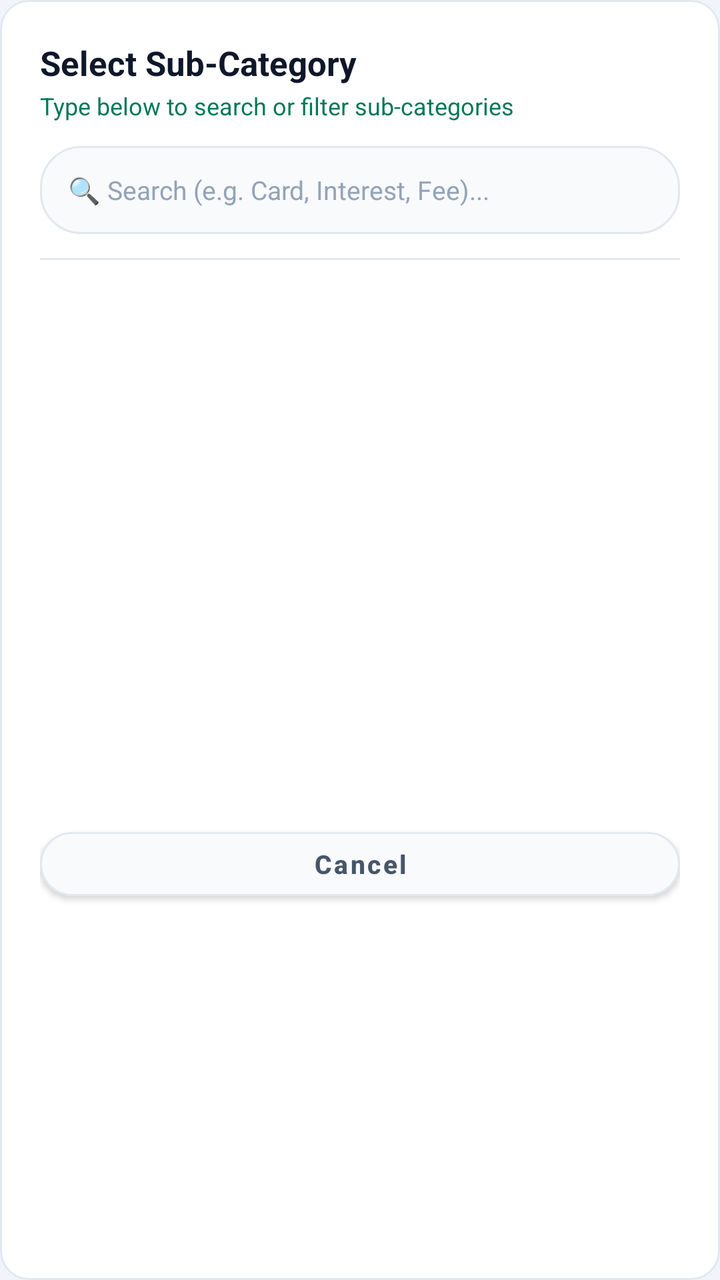
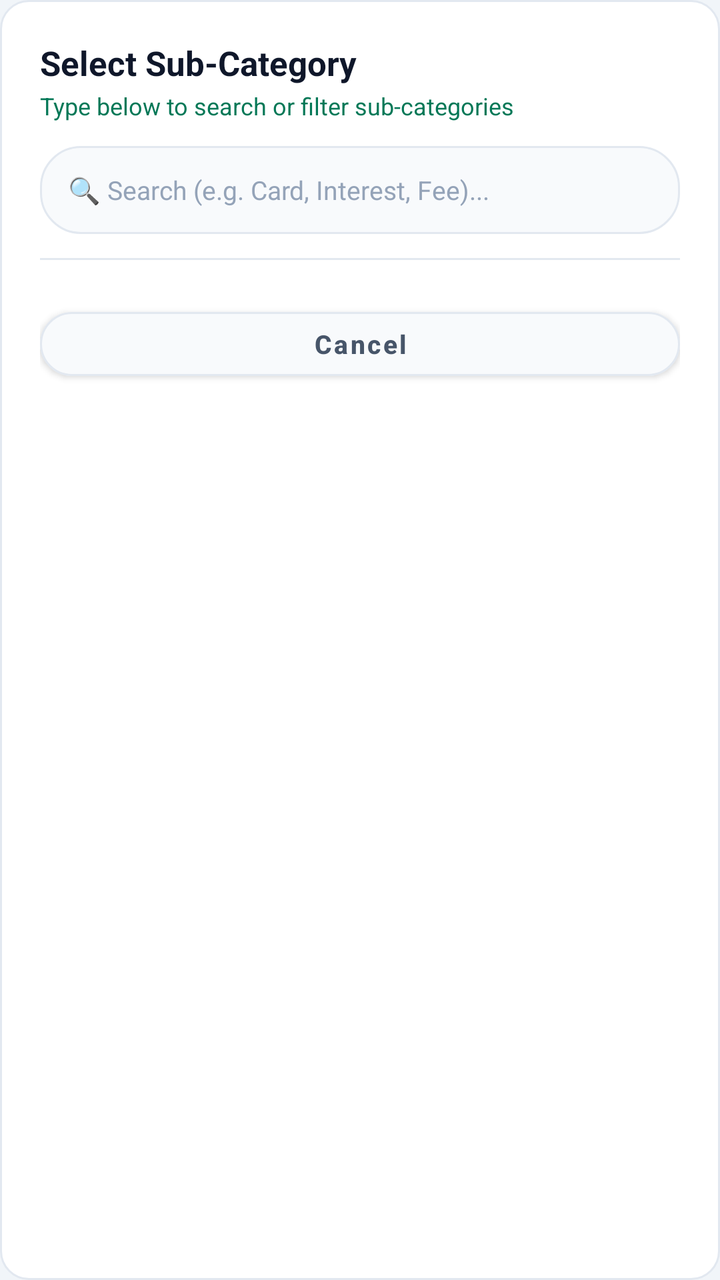

Compare the two renders of this Android layout. The source of the first and the diff that turns it into the second are given below.
<!-- AndroidManifest.xml: application theme AppTheme -->
<!-- res/layout/dialog_select_subcategory.xml -->
<?xml version="1.0" encoding="utf-8"?>
<LinearLayout xmlns:android="http://schemas.android.com/apk/res/android"
    xmlns:app="http://schemas.android.com/apk/res-auto"
    android:layout_width="match_parent"
    android:layout_height="wrap_content"
    android:orientation="vertical"
    android:background="@drawable/bg_card"
    android:padding="20dp">

    <TextView
        android:layout_width="wrap_content"
        android:layout_height="wrap_content"
        android:text="Select Sub-Category"
        android:textColor="@color/text_primary"
        android:textSize="17sp"
        android:textStyle="bold" />

    <TextView
        android:layout_width="wrap_content"
        android:layout_height="wrap_content"
        android:layout_marginTop="2dp"
        android:text="Type below to search or filter sub-categories"
        android:textColor="@color/green_mint"
        android:textSize="12sp" />

    
    <RelativeLayout
        android:layout_width="match_parent"
        android:layout_height="44dp"
        android:layout_marginTop="12dp">

        <EditText
            android:id="@+id/etSearchSubCategoryQuery"
            android:layout_width="match_parent"
            android:layout_height="match_parent"
            android:background="@drawable/bg_pill_dark"
            android:hint="🔍 Search (e.g. Card, Interest, Fee)..."
            android:textColorHint="@color/text_muted"
            android:textColor="@color/text_primary"
            android:textSize="13sp"
            android:singleLine="true"
            android:imeOptions="actionDone"
            android:paddingStart="14dp"
            android:paddingEnd="42dp" />

        <ImageView
            android:id="@+id/btnClearSearchSubCategory"
            android:layout_width="36dp"
            android:layout_height="36dp"
            android:layout_alignParentEnd="true"
            android:layout_centerVertical="true"
            android:layout_marginEnd="4dp"
            android:padding="8dp"
            android:src="@drawable/ic_close"
            android:visibility="gone"
            android:background="?attr/selectableItemBackgroundBorderless" />
    </RelativeLayout>

    <View
        android:layout_width="match_parent"
        android:layout_height="1dp"
        android:background="@color/border_dark"
        android:layout_marginTop="12dp"
        android:layout_marginBottom="8dp" />

    <ScrollView
        android:id="@+id/scrollSubCategories"
        android:layout_width="match_parent"
        android:layout_height="260dp"
        android:scrollbars="vertical"
        android:overScrollMode="ifContentScrolls">

        <LinearLayout
            android:id="@+id/layoutSubCategoryItems"
            android:layout_width="match_parent"
            android:layout_height="wrap_content"
            android:orientation="vertical" />
    </ScrollView>

    <com.google.android.material.button.MaterialButton
        android:id="@+id/btnSubCategoryDialogCancel"
        android:layout_width="match_parent"
        android:layout_height="44dp"
        android:layout_marginTop="12dp"
        app:cornerRadius="22dp"
        app:backgroundTint="@color/bg_card_secondary"
        app:strokeColor="@color/border_dark"
        app:strokeWidth="1dp"
        android:text="Cancel"
        android:textColor="@color/text_secondary"
        android:textSize="13sp"
        android:textStyle="bold"
        android:textAllCaps="false" />
</LinearLayout>
<!-- resources referenced by this layout -->
<resources>
  <color name="bg_card_secondary">#F8FAFC</color>
  <color name="border_dark">#E2E8F0</color>
  <color name="green_mint">#047857</color>
  <color name="text_muted">#94A3B8</color>
  <color name="text_primary">#0F172A</color>
  <color name="text_secondary">#475569</color>
  <!-- drawable bg_card (drawable) -->
  <?xml version="1.0" encoding="utf-8"?>
  <shape xmlns:android="http://schemas.android.com/apk/res/android"
      android:shape="rectangle">
      <solid android:color="@color/bg_card" />
      <corners android:radius="14dp" />
      <stroke
          android:width="1dp"
          android:color="@color/border_dark" />
  </shape>
  <!-- drawable bg_pill_dark (drawable) -->
  <?xml version="1.0" encoding="utf-8"?>
  <shape xmlns:android="http://schemas.android.com/apk/res/android"
      android:shape="rectangle">
      <solid android:color="@color/bg_card_secondary" />
      <corners android:radius="20dp" />
      <stroke
          android:width="1dp"
          android:color="@color/border_dark" />
  </shape>
  <!-- drawable ic_close (drawable) -->
  <vector xmlns:android="http://schemas.android.com/apk/res/android"
      android:width="24dp"
      android:height="24dp"
      android:viewportWidth="24"
      android:viewportHeight="24">
    <path
        android:fillColor="@color/text_secondary"
        android:pathData="M19,6.41L17.59,5 12,10.59 6.41,5 5,6.41 10.59,12 5,17.59 6.41,19 12,13.41 17.59,19 19,17.59 13.41,12z"/>
  </vector>
  <color name="bg_card">#FFFFFF</color>
  <color name="colorPrimary">#0D9488</color>
  <color name="colorPrimaryDark">#E2E8F0</color>
  <color name="colorAccent">#0D9488</color>
  <color name="bg_dark">#F1F5F9</color>
  <color name="nav_bottom_bg">#FFFFFF</color>
  <style name="FinMngrBottomSheetDialogTheme" parent="ThemeOverlay.MaterialComponents.BottomSheetDialog">
          <item name="bottomSheetStyle">@style/FinMngrBottomSheetModal</item>
          <item name="android:windowBackground">@android:color/transparent</item>
          <item name="android:colorBackground">@android:color/transparent</item>
          <item name="colorSurface">@color/bg_card</item>
          <item name="autoCompleteTextViewStyle">@style/FinMngrAutoCompleteTextView</item>
          <item name="android:autoCompleteTextViewStyle">@style/FinMngrAutoCompleteTextView</item>
          <item name="android:windowIsFloating">false</item>
      </style>
  <style name="FinMngrAutoCompleteTextView" parent="Widget.AppCompat.AutoCompleteTextView">
          <item name="android:popupBackground">@drawable/bg_dropdown_popup</item>
          <item name="android:textColor">@color/text_primary</item>
          <item name="android:textColorHint">@color/text_muted</item>
          <item name="android:dropDownVerticalOffset">4dp</item>
      </style>
  <style name="FinMngrBottomSheetModal" parent="Widget.MaterialComponents.BottomSheet.Modal">
          <item name="android:background">@android:color/transparent</item>
          <item name="android:backgroundTint">@android:color/transparent</item>
          <item name="backgroundTint">@android:color/transparent</item>
          <item name="shapeAppearance">@null</item>
          <item name="shapeAppearanceOverlay">@null</item>
      </style>
  <!-- drawable bg_dropdown_popup (drawable) -->
  <?xml version="1.0" encoding="utf-8"?>
  <shape xmlns:android="http://schemas.android.com/apk/res/android"
      android:shape="rectangle">
      <solid android:color="@color/bg_card" />
      <corners android:radius="12dp" />
      <stroke
          android:width="1dp"
          android:color="@color/border_dark" />
  </shape>
  <!-- unchanged entries left out for length: 1 -->
</resources>

<!-- the commit's change to res/layout/dialog_select_subcategory.xml (unified diff, before → after) -->
@@ -66,7 +66,7 @@
     <ScrollView
         android:id="@+id/scrollSubCategories"
         android:layout_width="match_parent"
-        android:layout_height="260dp"
+        android:layout_height="wrap_content"
         android:scrollbars="vertical"
         android:overScrollMode="ifContentScrolls">
 
<!-- resource entries referenced after the edit -->
@@ -56,6 +56,7 @@
           <item name="android:textColor">@color/text_primary</item>
           <item name="android:textColorHint">@color/text_muted</item>
           <item name="android:dropDownVerticalOffset">4dp</item>
+          <item name="android:dropDownHeight">wrap_content</item>
       </style>
   <style name="FinMngrBottomSheetModal" parent="Widget.MaterialComponents.BottomSheet.Modal">
           <item name="android:background">@android:color/transparent</item>
